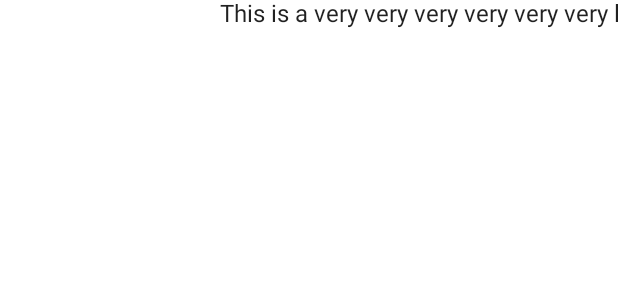
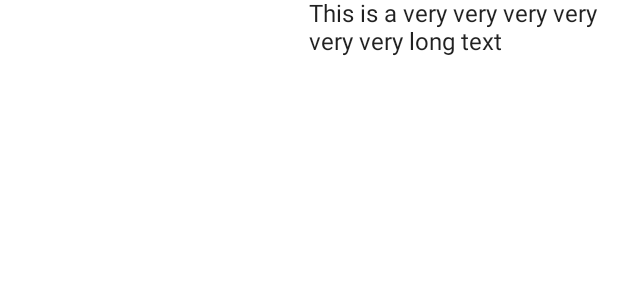
Before and after one commit to kwmt/LayoutInJetpackCompose, an Android app built with Jetpack Compose: the @Preview function LargeConstraintLayoutPreview, on a phone screen of 412 x 824 dp. Shown: the top 300 px of the screen. Run offline under Robolectric (Android 15) with nearby library versions, the phone set to English and light mode, and no system bars; our stand-ins replace constraintlayout-compose; missing, so only their content is drawn: Providers.

Commit message:
wrap content

```diff
--- a/app/src/main/java/net/kwmt27/layoutinjetpackcompose/MainActivity.kt
+++ b/app/src/main/java/net/kwmt27/layoutinjetpackcompose/MainActivity.kt
@@ -48,6 +48,7 @@ import androidx.compose.ui.tooling.preview.Preview
 import androidx.compose.ui.unit.Dp
 import androidx.compose.ui.unit.dp
 import androidx.constraintlayout.compose.ConstraintLayout
+import androidx.constraintlayout.compose.Dimension
 import net.kwmt27.layoutinjetpackcompose.ui.theme.LayoutInJetpackComposeTheme
 import kotlin.math.max
 
@@ -436,6 +437,7 @@ fun LargeConstraintLayout() {
             "This is a very very very very very very long text",
             Modifier.constrainAs(text) {
                 linkTo(start = guideline, end = parent.end)
+                width = Dimension.preferredWrapContent
             }
         )
     }
```
